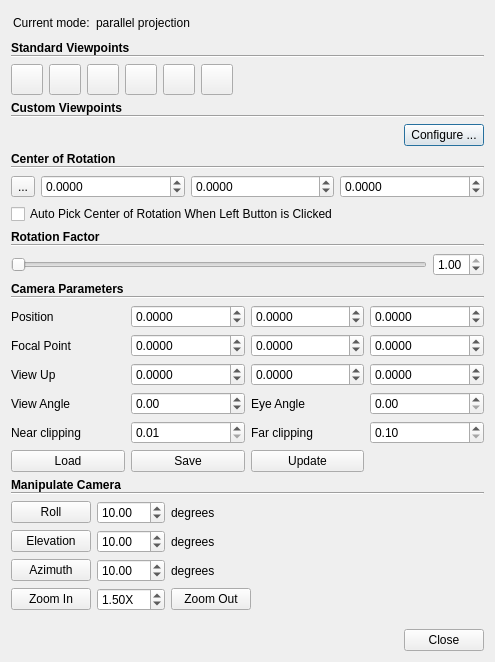
Old version of the form libs/CVAppCommon/ui/cameraParamDlg.ui in the repository Asher-1/ACloudViewer.
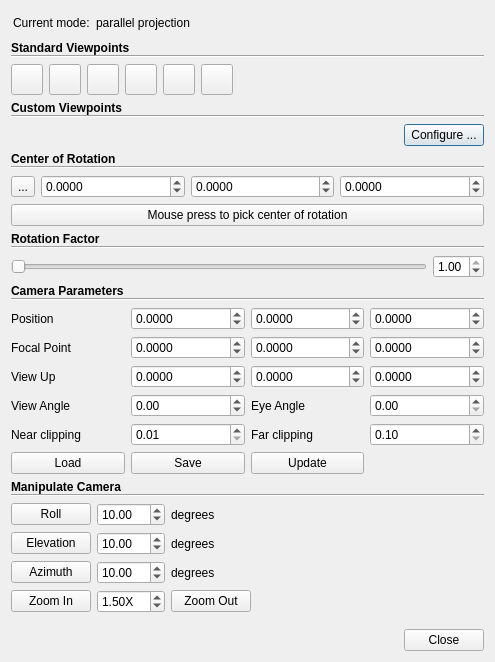
New version of the form. Icons and pictures are not drawn.

Commit message: fix camera link issues and pick the center of rotation issues

```diff
--- a/libs/CVAppCommon/ui/cameraParamDlg.ui
+++ b/libs/CVAppCommon/ui/cameraParamDlg.ui
@@ -459,12 +459,12 @@
         </layout>
        </item>
        <item>
-        <widget class="QCheckBox" name="AutoPickCenterOfRotation">
+        <widget class="QPushButton" name="PickCenterOfRotation">
          <property name="toolTip">
           <string>reset center of rotation when camera is reset.</string>
          </property>
          <property name="text">
-          <string>Auto Pick Center of Rotation When Left Button is Clicked</string>
+          <string>Mouse press to pick center of rotation</string>
          </property>
         </widget>
        </item>
```
Left out of the diff: 4 changed lines with no effect on the pictures. The commit also changes 39 other files.
